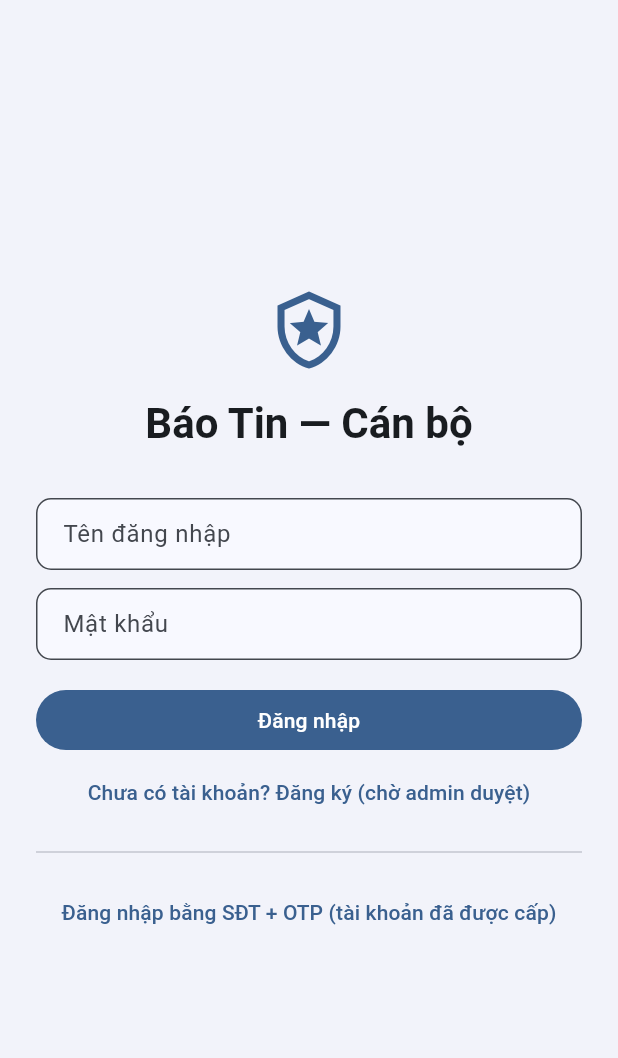
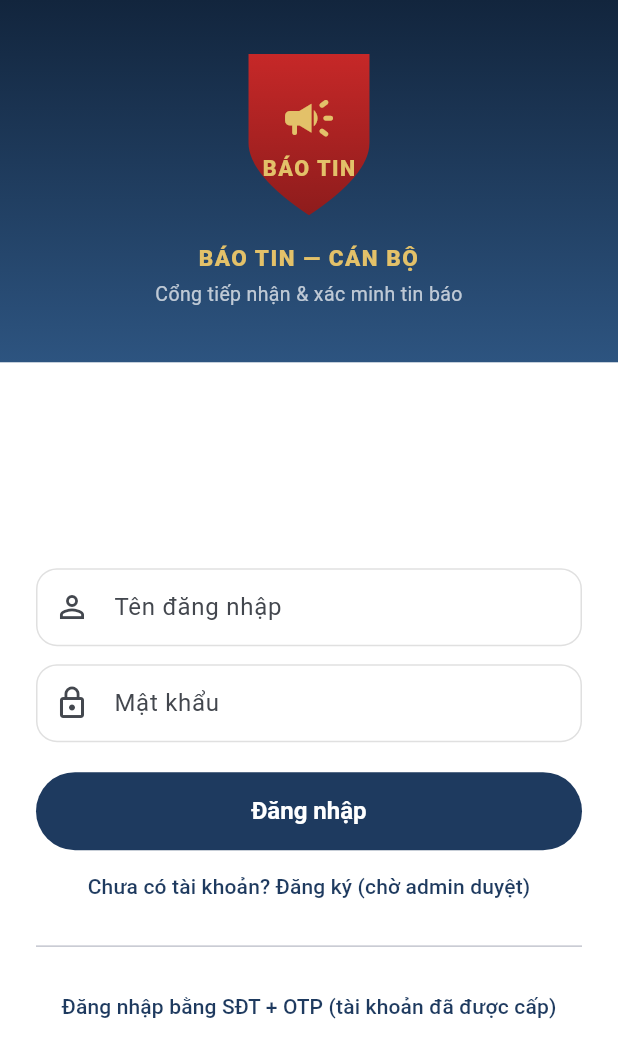
Before and after one commit to anhtaictv/BaoTin, a Flutter app: the screen it shows after launch, on a phone screen of 412 x 824 dp. Shown: the top 1058 px of the screen. Run offline on Flutter 3.47's test engine with Material 3 defaults, Android fonts, the phone set to English and light mode, and no system bars; our stand-ins replace dio, fl_chart, flutter_map, flutter_riverpod, flutter_secure_storage, geolocator and 2 more; missing offline and left inert: exif.

Commit message:
redesign(officer): navy professional theme + shared Báo Tin badge
Anh: "sửa lại app trên web cho đẹp luôn, cả officer và citizen luôn"
— citizen was already redone; this brings the officer app along with
its own identity rather than copying citizen's red/green (deliberate
choice: this is still a denser internal working tool, not a
public-facing app, per the original theme.dart rationale).

- New navy palette (0xFF1E3A5F) replacing the old slate-gray seed,
  same pill-button/rounded-card shape language as the citizen app.
- navigationBarTheme added so the 6-tab bottom nav picks up the new
  primary automatically.
- Same red/gold BaoTinBadge as the citizen app (own copy, since
  these are separate Flutter projects) on both login screens, for
  brand continuity between the two apps.

Verified visually via real screenshots of the running web build
(login screen + post-login dashboard with the styled nav bar).

Co-Authored-By: Claude Sonnet 5 <noreply@anthropic.com>

```diff
--- /dev/null
+++ b/mobile-app-officer/lib/core/bao_tin_badge.dart
@@ -0,0 +1,74 @@
+import 'package:flutter/material.dart';
+
+/// Original Báo Tin badge — same red/gold brand mark as mobile-app-citizen (kept in the
+/// citizen app's own red so the two apps share one recognizable identity even though the
+/// officer app's chrome is navy), deliberately NOT the Công An Nhân Dân seal/emblem:
+/// reproducing the real government crest on an independent app would misrepresent Báo Tin as
+/// an official police channel.
+class BaoTinBadge extends StatelessWidget {
+  const BaoTinBadge({super.key, this.size = 120});
+
+  final double size;
+
+  static const _red = Color(0xFFC62828);
+  static const _redDark = Color(0xFF8E1C1C);
+  static const _gold = Color(0xFFE3C169);
+
+  @override
+  Widget build(BuildContext context) {
+    return SizedBox(
+      width: size,
+      height: size * 1.12,
+      child: ClipPath(
+        clipper: _ShieldClipper(),
+        child: Container(
+          decoration: const BoxDecoration(
+            gradient: LinearGradient(
+              begin: Alignment.topCenter,
+              end: Alignment.bottomCenter,
+              colors: [_red, _redDark],
+            ),
+          ),
+          child: Padding(
+            padding: EdgeInsets.only(top: size * 0.16, bottom: size * 0.12),
+            child: Column(
+              mainAxisAlignment: MainAxisAlignment.center,
+              children: [
+                Icon(Icons.campaign_rounded, color: _gold, size: size * 0.4),
+                SizedBox(height: size * 0.04),
+                Text(
+                  'BÁO TIN',
+                  style: TextStyle(
+                    color: _gold,
+                    fontWeight: FontWeight.w900,
+                    fontSize: size * 0.15,
+                    letterSpacing: 1,
+                  ),
+                ),
+              ],
+            ),
+          ),
+        ),
+      ),
+    );
+  }
+}
+
+class _ShieldClipper extends CustomClipper<Path> {
+  @override
+  Path getClip(Size size) {
+    final w = size.width;
+    final h = size.height;
+    final path = Path()
+      ..moveTo(w * 0.08, 0)
+      ..lineTo(w * 0.92, 0)
+      ..lineTo(w * 0.92, h * 0.55)
+      ..quadraticBezierTo(w * 0.92, h * 0.75, w * 0.5, h)
+      ..quadraticBezierTo(w * 0.08, h * 0.75, w * 0.08, h * 0.55)
+      ..close();
+    return path;
+  }
+
+  @override
+  bool shouldReclip(covariant CustomClipper<Path> oldClipper) => false;
+}
--- a/mobile-app-officer/lib/core/theme.dart
+++ b/mobile-app-officer/lib/core/theme.dart
@@ -1,35 +1,92 @@
 import 'package:flutter/material.dart';
 
-/// Officer app theme: denser, more neutral than the citizen app (ARCHITECTURE.md: this is
-/// a working tool for triage/verification, not a public-facing app) — same status color
-/// language as mobile-app-citizen so the two apps never disagree on what a status means.
+/// Officer app theme: denser, more professional navy than the citizen app's public-facing
+/// red/green (ARCHITECTURE.md: this is a working tool for triage/verification, not a
+/// public-facing app) — same status color language as mobile-app-citizen so the two apps
+/// never disagree on what a status means. Redesigned 2026-07-22 alongside the citizen app's
+/// reskin (anh: "sửa lại app trên web cho đẹp luôn, cả officer và citizen luôn") — same shape
+/// language (pill buttons, rounded cards) and the same red/gold Báo Tin badge for brand
+/// continuity between the two apps, but its own navy identity rather than citizen red.
 class BaoTinOfficerTheme {
   BaoTinOfficerTheme._();
 
-  static const Color primary = Color(0xFF334155);
+  static const Color primary = Color(0xFF1E3A5F);
+  static const Color primaryDark = Color(0xFF12253D);
+  static const Color primaryLight = Color(0xFF2D5480);
+  static const Color gold = Color(0xFFE3C169);
 
   static ThemeData light() {
     final colorScheme = ColorScheme.fromSeed(seedColor: primary, brightness: Brightness.light);
     return ThemeData(
       useMaterial3: true,
       colorScheme: colorScheme,
-      scaffoldBackgroundColor: colorScheme.surfaceContainerLow,
-      appBarTheme: AppBarTheme(
-        backgroundColor: colorScheme.surfaceContainerLow,
-        foregroundColor: colorScheme.onSurface,
+      scaffoldBackgroundColor: const Color(0xFFF5F6F8),
+      appBarTheme: const AppBarTheme(
+        backgroundColor: Colors.white,
+        foregroundColor: Color(0xFF1A1A1A),
         elevation: 0,
+        centerTitle: true,
+        surfaceTintColor: Colors.transparent,
       ),
+      navigationBarTheme: NavigationBarThemeData(
+        backgroundColor: Colors.white,
+        indicatorColor: primary.withValues(alpha: 0.12),
+        surfaceTintColor: Colors.transparent,
+        labelTextStyle: WidgetStateProperty.resolveWith(
+          (states) => TextStyle(
+            fontSize: 11,
+            fontWeight: states.contains(WidgetState.selected) ? FontWeight.w700 : FontWeight.w500,
+            color: states.contains(WidgetState.selected) ? primary : Colors.grey.shade600,
+          ),
+        ),
+        iconTheme: WidgetStateProperty.resolveWith(
+          (states) => IconThemeData(color: states.contains(WidgetState.selected) ? primary : Colors.grey.shade600),
+        ),
+      ),
+      filledButtonTheme: FilledButtonThemeData(
+        style: FilledButton.styleFrom(
+          backgroundColor: primary,
+          foregroundColor: Colors.white,
+          minimumSize: const Size.fromHeight(52),
+          shape: const StadiumBorder(),
+          textStyle: const TextStyle(fontSize: 16, fontWeight: FontWeight.w700),
+        ),
+      ),
+      outlinedButtonTheme: OutlinedButtonThemeData(
+        style: OutlinedButton.styleFrom(
+          minimumSize: const Size.fromHeight(52),
+          shape: const StadiumBorder(),
+          side: const BorderSide(color: primary),
+          foregroundColor: primary,
+          textStyle: const TextStyle(fontSize: 15, fontWeight: FontWeight.w700),
+        ),
+      ),
+      textButtonTheme: TextButtonThemeData(style: TextButton.styleFrom(foregroundColor: primary)),
       cardTheme: CardThemeData(
         elevation: 0,
-        shape: RoundedRectangleBorder(borderRadius: BorderRadius.circular(14)),
-        color: colorScheme.surface,
+        shape: RoundedRectangleBorder(
+          borderRadius: BorderRadius.circular(16),
+          side: BorderSide(color: Colors.grey.shade200),
+        ),
+        color: Colors.white,
       ),
       listTileTheme: const ListTileThemeData(dense: false),
       inputDecorationTheme: InputDecorationTheme(
         filled: true,
-        fillColor: colorScheme.surface,
-        border: OutlineInputBorder(borderRadius: BorderRadius.circular(10)),
-        contentPadding: const EdgeInsets.symmetric(horizontal: 14, vertical: 12),
+        fillColor: Colors.white,
+        border: OutlineInputBorder(
+          borderRadius: BorderRadius.circular(14),
+          borderSide: BorderSide(color: Colors.grey.shade300),
+        ),
+        enabledBorder: OutlineInputBorder(
+          borderRadius: BorderRadius.circular(14),
+          borderSide: BorderSide(color: Colors.grey.shade300),
+        ),
+        focusedBorder: OutlineInputBorder(
+          borderRadius: BorderRadius.circular(14),
+          borderSide: const BorderSide(color: primary, width: 1.5),
+        ),
+        contentPadding: const EdgeInsets.symmetric(horizontal: 16, vertical: 14),
       ),
     );
   }
@@ -45,7 +102,7 @@ Color statusColor(String status) {
       return const Color(0xFFF9A825);
     case 'pending':
     default:
-      return const Color(0xFF1B5FA8);
+      return BaoTinOfficerTheme.primary;
   }
 }
 
--- a/mobile-app-officer/lib/features/auth/officer_login_screen.dart
+++ b/mobile-app-officer/lib/features/auth/officer_login_screen.dart
@@ -1,5 +1,6 @@
 import 'package:flutter/material.dart';
 import 'package:flutter_riverpod/flutter_riverpod.dart';
+import '../../core/bao_tin_badge.dart';
 import '../../core/providers.dart';
 import 'officer_otp_verify_screen.dart';
 
@@ -57,7 +58,7 @@ class _OfficerLoginScreenState extends ConsumerState<OfficerLoginScreen> {
             mainAxisAlignment: MainAxisAlignment.center,
             crossAxisAlignment: CrossAxisAlignment.stretch,
             children: [
-              Icon(Icons.local_police_outlined, size: 56, color: Theme.of(context).colorScheme.primary),
+              const BaoTinBadge(size: 84),
               const SizedBox(height: 16),
               Text(
                 'Báo Tin — Cán bộ',
--- a/mobile-app-officer/lib/features/auth/officer_password_login_screen.dart
+++ b/mobile-app-officer/lib/features/auth/officer_password_login_screen.dart
@@ -1,7 +1,9 @@
 import 'package:dio/dio.dart';
 import 'package:flutter/material.dart';
 import 'package:flutter_riverpod/flutter_riverpod.dart';
+import '../../core/bao_tin_badge.dart';
 import '../../core/providers.dart';
+import '../../core/theme.dart';
 import '../../home_shell.dart';
 import 'officer_login_screen.dart';
 import 'officer_register_screen.dart';
@@ -68,40 +70,86 @@ class _OfficerPasswordLoginScreenState extends ConsumerState<OfficerPasswordLogi
   @override
   Widget build(BuildContext context) {
     return Scaffold(
+      backgroundColor: Colors.white,
       body: SafeArea(
+        bottom: false,
+        child: LayoutBuilder(
+          builder: (context, constraints) {
+            return SingleChildScrollView(
+              child: ConstrainedBox(
+                constraints: BoxConstraints(minHeight: constraints.maxHeight),
+                child: IntrinsicHeight(
+                  child: Column(
+                    crossAxisAlignment: CrossAxisAlignment.stretch,
+                    children: [
+                      Container(
+                        padding: const EdgeInsets.symmetric(vertical: 36),
+                        decoration: const BoxDecoration(
+                          gradient: LinearGradient(
+                            begin: Alignment.topCenter,
+                            end: Alignment.bottomCenter,
+                            colors: [BaoTinOfficerTheme.primaryDark, BaoTinOfficerTheme.primaryLight],
+                          ),
+                        ),
+                        child: const Column(
+                          children: [
+                            BaoTinBadge(size: 96),
+                            SizedBox(height: 18),
+                            Text(
+                              'BÁO TIN — CÁN BỘ',
+                              textAlign: TextAlign.center,
+                              style: TextStyle(
+                                color: BaoTinOfficerTheme.gold,
+                                fontWeight: FontWeight.w800,
+                                fontSize: 15,
+                                letterSpacing: 1,
+                              ),
+                            ),
+                            SizedBox(height: 4),
+                            Text(
+                              'Cổng tiếp nhận & xác minh tin báo',
+                              textAlign: TextAlign.center,
+                              style: TextStyle(color: Colors.white70, fontSize: 13),
+                            ),
+                          ],
+                        ),
+                      ),
+                      Expanded(
                         child: Padding(
-          padding: const EdgeInsets.symmetric(horizontal: 24),
+                          padding: const EdgeInsets.fromLTRB(24, 32, 24, 24),
                           child: Column(
                             mainAxisAlignment: MainAxisAlignment.center,
                             crossAxisAlignment: CrossAxisAlignment.stretch,
                             children: [
-              Icon(Icons.local_police_outlined, size: 56, color: Theme.of(context).colorScheme.primary),
-              const SizedBox(height: 16),
-              Text(
-                'Báo Tin — Cán bộ',
-                textAlign: TextAlign.center,
-                style: Theme.of(context).textTheme.headlineMedium?.copyWith(fontWeight: FontWeight.bold),
-              ),
-              const SizedBox(height: 32),
                               TextField(
                                 controller: _usernameController,
-                decoration: const InputDecoration(labelText: 'Tên đăng nhập'),
+                                decoration: const InputDecoration(
+                                  labelText: 'Tên đăng nhập',
+                                  prefixIcon: Icon(Icons.person_outline),
+                                ),
                               ),
                               const SizedBox(height: 12),
                               TextField(
                                 controller: _passwordController,
                                 obscureText: true,
-                decoration: const InputDecoration(labelText: 'Mật khẩu'),
+                                decoration: const InputDecoration(
+                                  labelText: 'Mật khẩu',
+                                  prefixIcon: Icon(Icons.lock_outline),
+                                ),
                               ),
                               if (_error != null) ...[
                                 const SizedBox(height: 8),
                                 Text(_error!, style: const TextStyle(color: Colors.red)),
                               ],
-              const SizedBox(height: 16),
+                              const SizedBox(height: 20),
                               FilledButton(
                                 onPressed: _submitting ? null : _submit,
                                 child: _submitting
-                    ? const SizedBox(height: 20, width: 20, child: CircularProgressIndicator(strokeWidth: 2))
+                                    ? const SizedBox(
+                                        height: 20,
+                                        width: 20,
+                                        child: CircularProgressIndicator(strokeWidth: 2, color: Colors.white),
+                                      )
                                     : const Text('Đăng nhập'),
                               ),
                               TextButton(
@@ -115,14 +163,22 @@ class _OfficerPasswordLoginScreenState extends ConsumerState<OfficerPasswordLogi
                               TextButton(
                                 onPressed: _submitting
                                     ? null
-                    : () =>
-                        Navigator.of(context).push(MaterialPageRoute(builder: (_) => const OfficerLoginScreen())),
+                                    : () => Navigator.of(context)
+                                        .push(MaterialPageRoute(builder: (_) => const OfficerLoginScreen())),
                                 child: const Text('Đăng nhập bằng SĐT + OTP (tài khoản đã được cấp)'),
                               ),
                             ],
                           ),
                         ),
                       ),
+                    ],
+                  ),
+                ),
+              ),
+            );
+          },
+        ),
+      ),
     );
   }
 }
```
Lines whose indentation alone changed are shown as unchanged.
